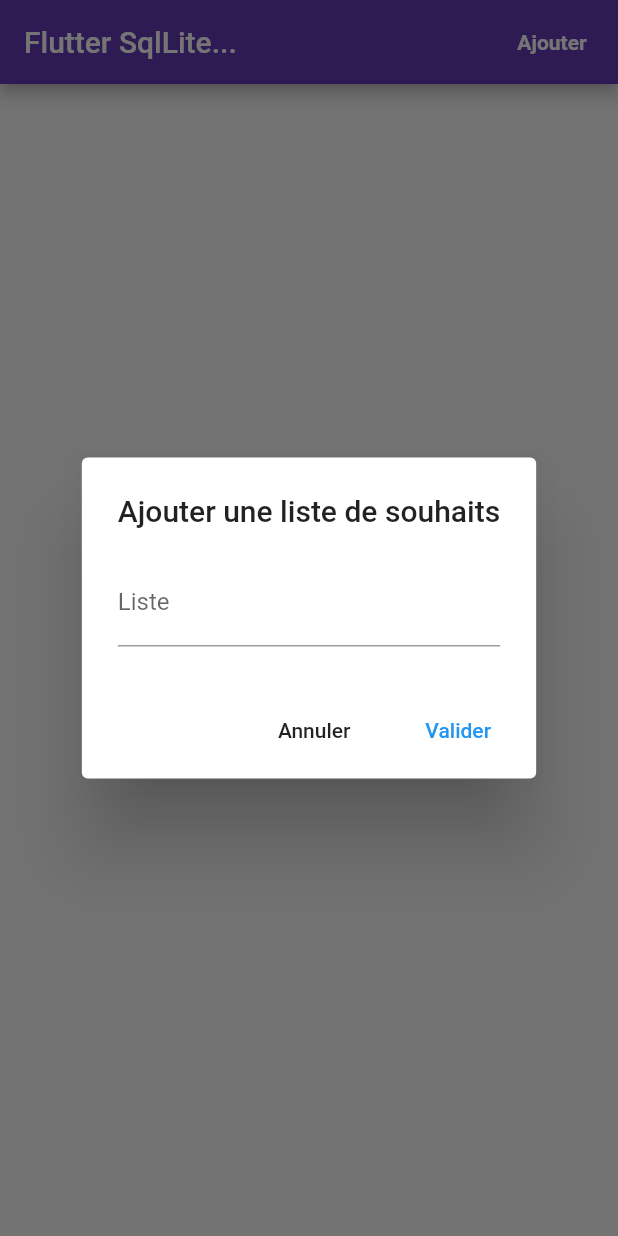
After one commit to Jonathanlight/flutter_sqlLite, a Flutter app: the HomeController screen opened directly, after a tap on "Ajouter", on a phone screen of 412 x 824 dp. The commit adds this screen. Run offline on Flutter 3.47's test engine with Material 2 defaults, Android fonts, the phone set to English and light mode, and no system bars; our stand-ins replace sqflite; accounts and stored records are empty.

```diff
--- /dev/null
+++ b/sqlite/lib/widgets/home_controller.dart
@@ -0,0 +1,76 @@
+import 'package:flutter/material.dart';
+import 'dart:async';
+
+import 'package:sqlite/model/item.dart';
+
+class HomeController extends StatefulWidget {
+  HomeController({Key key, this.title}) : super(key: key);
+
+  final String title;
+
+  @override
+  _HomeControllerState createState() => _HomeControllerState();
+}
+
+class _HomeControllerState extends State<HomeController> {
+
+  String nouvelleListe;
+  List<Item> items;
+
+  @override
+  Widget build(BuildContext context) {
+    return Scaffold(
+      appBar: AppBar(
+        title: Text(widget.title),
+        actions: <Widget>[
+          new FlatButton(
+            onPressed: ajouter,
+            child: new Text(
+              'Ajouter',
+              style: new TextStyle(
+                color: Colors.white,
+                fontWeight: FontWeight.bold
+              ),
+            ),
+          )
+        ],
+      ),
+      body: Center(
+      ),
+    );
+  }
+
+  Future<Null> ajouter() async {
+    await showDialog(
+      context: context,
+      barrierDismissible: false,
+      builder: (BuildContext buildContext) {
+        return new AlertDialog(
+          title: Text("Ajouter une liste de souhaits"),
+          content: TextField(
+            decoration: new InputDecoration(
+              labelText: 'Liste',
+              hintText: "ex: Mes jeux videos"
+            ),
+            onChanged: (String str) {
+              nouvelleListe = str;
+            },
+          ),
+          actions: <Widget>[
+            new FlatButton(
+              onPressed: (() => Navigator.pop(buildContext)),
+              child: new Text('Annuler'),
+            ),
+            new FlatButton(
+              onPressed: () {
+                //add function for add liste in database
+                Navigator.pop(buildContext);
+              },
+              child: new Text('Valider', style: TextStyle(color: Colors.blue),),
+            ),
+          ],
+        );
+      }
+    );
+  }
+}
--- a/sqlite/pubspec.yaml
+++ b/sqlite/pubspec.yaml
@@ -10,6 +10,7 @@ dependencies:
     sdk: flutter
   cupertino_icons: ^0.1.2
   sqflite: any
+  path_provider: ^0.5.0
 
 dev_dependencies:
   flutter_test:
```
Also changed, not shown: sqlite/lib/main.dart (+3 -73 lines), sqlite/lib/model/databaseClient.dart (added, +56 -0 lines), sqlite/lib/widgets/data_empty.dart (added, +18 -0 lines).
